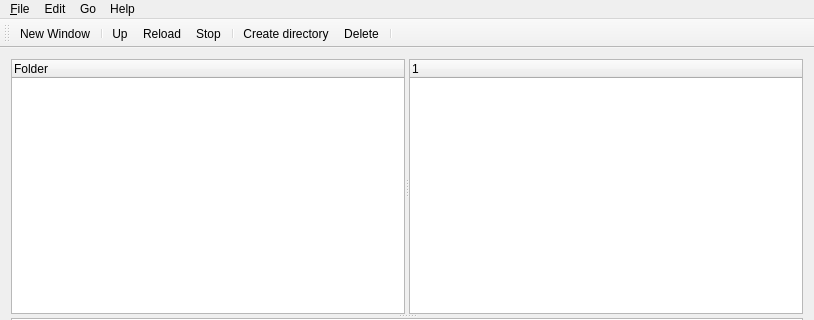
The window that src/arcstorage-ui/mainwindow.ui (jonaslindemann/arc-gui-clients) describes before a commit, drawn with Qt 5; both pictures show x 0 to 814 and y 0 to 320 of the 814 by 606 pixel window.
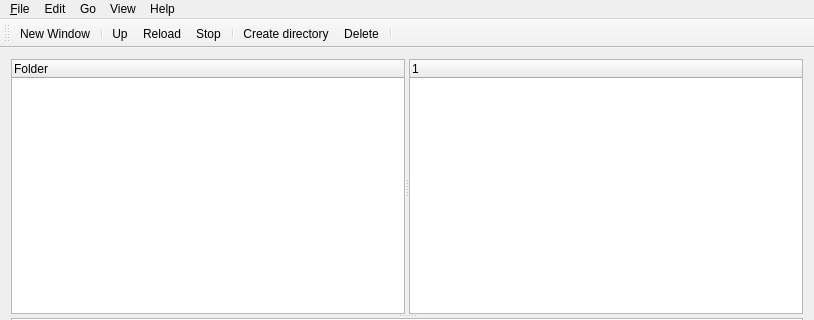
The same window after the commit. Custom widgets are drawn as their Qt base class.

What changed in the file:
```diff
--- a/src/arcstorage-ui/mainwindow.ui
+++ b/src/arcstorage-ui/mainwindow.ui
@@ -205,9 +205,16 @@
     </property>
     <addaction name="actionAbout_ARC_File_Navigator"/>
    </widget>
+   <widget class="QMenu" name="menuView">
+    <property name="title">
+     <string>View</string>
+    </property>
+    <addaction name="actionShowTransferList"/>
+   </widget>
    <addaction name="menu_File"/>
    <addaction name="menuEdit"/>
    <addaction name="menuGo"/>
+   <addaction name="menuView"/>
    <addaction name="menuHelp"/>
   </widget>
   <widget class="QToolBar" name="mainToolBar">
```
Left out of the diff: 5 changed lines with no effect on the pictures.
